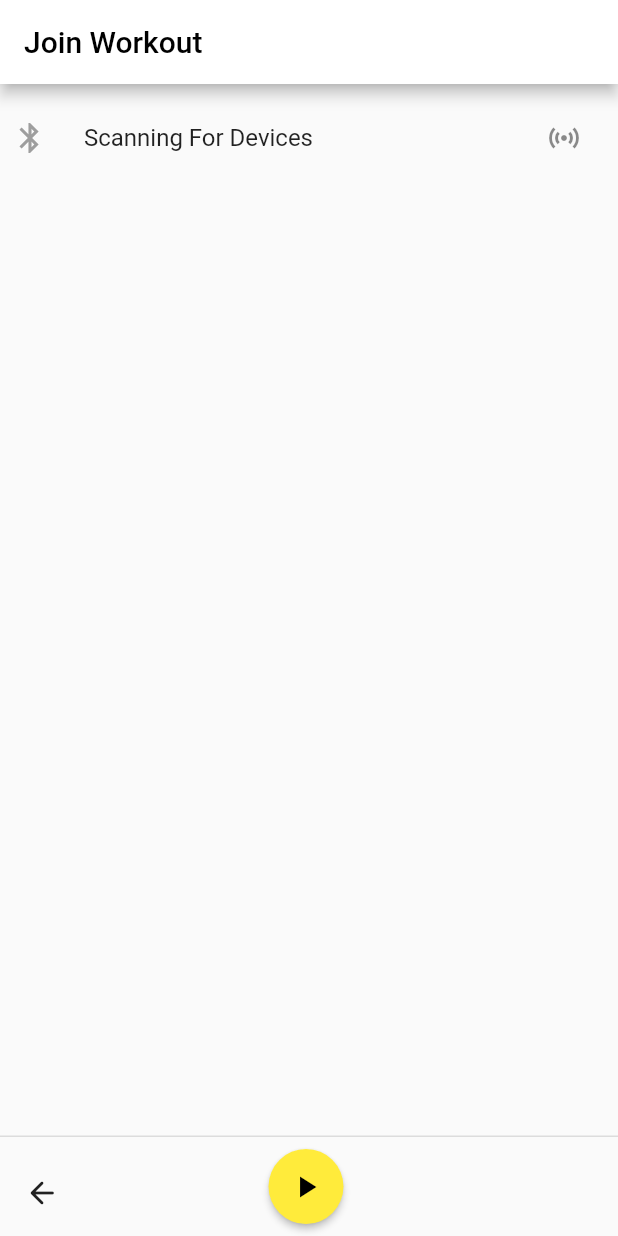
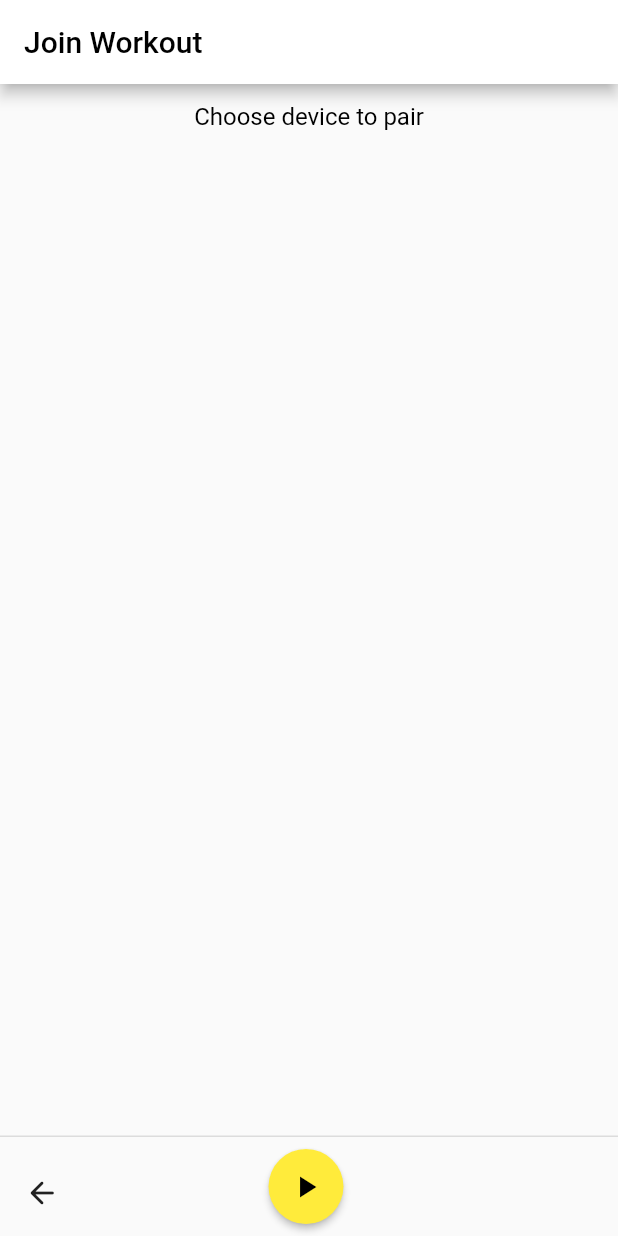
Before and after one commit to FrankAlbella/karoo-colab, a Flutter app: the JoinPage screen opened directly, on a phone screen of 412 x 824 dp. Run offline on Flutter 3.47's test engine with Material 2 defaults, Android fonts, the phone set to English and light mode, and no system bars; our stand-ins replace flutter_bluetooth_serial, permission_handler; missing offline and left inert: flutter_reactive_ble, screen.

Commit message:
Added pairing indicator header

```diff
--- a/lib/pages/join_page.dart
+++ b/lib/pages/join_page.dart
@@ -194,25 +194,26 @@ class _JoinPage extends State<JoinPage> {
         backgroundColor: Colors.white,
         automaticallyImplyLeading: false,
       ),
-      body: Center(
-        child: ListView(
-          children: <Widget>[
-            TextButton.icon(
-              onPressed: startScan,
-              icon: const Icon(
-                Icons.bluetooth,
+      body: Column(
+        children: [
+          const Padding(
+            padding: EdgeInsets.all(12.0),
+            child: Align(
+              alignment: Alignment.center,
+              child:
+              Text(
+                  "Choose device to pair",
+                  style: TextStyle(
+                      color: Colors.black,
+                      fontSize: 16,
+                  )
               ),
-              label: const Align(
-                  alignment: Alignment.centerLeft,
-                  child: ListTile(
-                      title: Text("Scanning For Devices"),
-                      trailing: Icon(Icons.sensors))),
             ),
-
-            ...devices
-
-          ]
-        ),
+          ),
+          Expanded(
+            child: ListView(children: <Widget>[...devices]),
+          ),
+        ],
       ),
       persistentFooterButtons: [
         IconButton(
```
Also changed, not shown: lib/pages/sensor_page.dart (+26 -8 lines).
